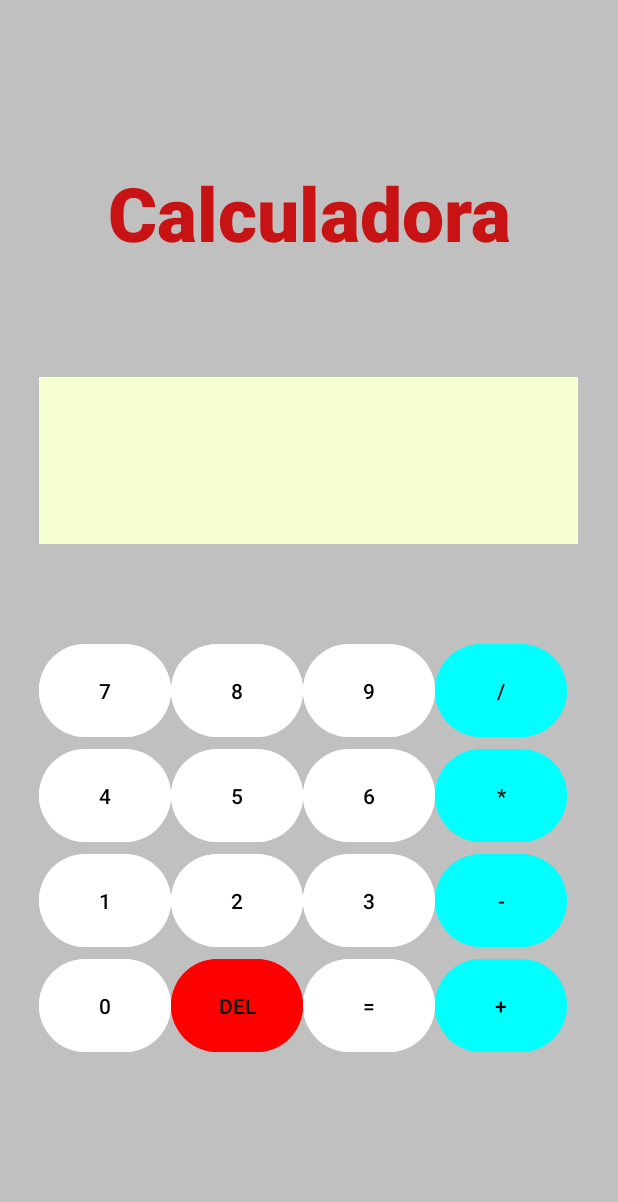
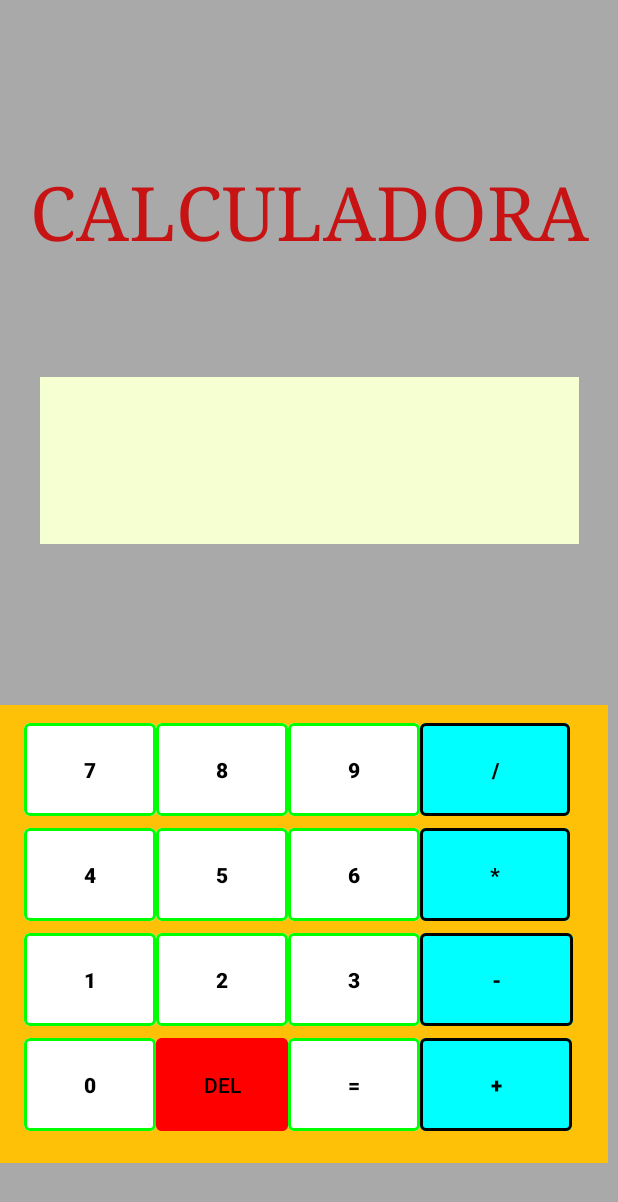
Before and after one commit to Yonsn76-ux/calculadora, an Android app: the screen it shows after launch (MainActivity), on a phone screen of 412 x 824 dp. Shown: the top 1202 px of the screen. Run offline under Robolectric (Android 15) with nearby library versions, the phone set to English and light mode, and no system bars.

Commit message:
Diseño Cambiado

```diff
--- a/app/src/main/res/layout/activity_main.xml
+++ b/app/src/main/res/layout/activity_main.xml
@@ -3,9 +3,9 @@
     xmlns:app="http://schemas.android.com/apk/res-auto"
     xmlns:tools="http://schemas.android.com/tools"
     android:id="@+id/main"
-    android:background="@color/plateado"
     android:layout_width="match_parent"
     android:layout_height="match_parent"
+    android:background="@color/gris_oscuro"
     tools:context=".MainActivity">
 
 
@@ -14,8 +14,8 @@
         android:layout_width="404dp"
         android:layout_height="71dp"
         android:layout_marginTop="108dp"
-        android:fontFamily="sans-serif-black"
-        android:text="Calculadora Básica"
+        android:fontFamily="fantasy"
+        android:text="CALCULADORA"
         android:textAlignment="center"
         android:textColor="#C71313"
         android:textSize="50sp"
@@ -34,18 +34,32 @@
         android:background="#f5ffd2"
         android:gravity="end|center_vertical"
         android:padding="8dp"
-
         android:textSize="36sp"
         android:textStyle="bold|italic"
+
+
         app:layout_constraintEnd_toEndOf="parent"
-        app:layout_constraintHorizontal_bias="0.489"
+        app:layout_constraintHorizontal_bias="0.5"
         app:layout_constraintStart_toStartOf="parent"
-        app:layout_constraintTop_toBottomOf="@+id/textView" />
+        app:layout_constraintTop_toBottomOf="@+id/textView"
+        app:strokeColor="@color/verde"
+        app:strokeWidth="23dp" />
+
+    <FrameLayout
+        android:layout_width="405dp"
+        android:layout_height="305dp"
+        android:layout_marginTop="437dp"
+        android:layout_marginBottom="16dp"
+        android:background="#FFC107"
+        app:layout_constraintBottom_toBottomOf="parent"
+        app:layout_constraintTop_toTopOf="parent"
+        tools:ignore="MissingConstraints"
+        tools:layout_editor_absoluteX="16dp">
 
         <GridLayout
-        android:layout_width="360dp"
+            android:layout_width="399dp"
 
-        android:layout_height="350dp"
+            android:layout_height="344dp"
             android:layout_marginStart="16dp"
             android:layout_marginTop="8dp"
             android:layout_marginEnd="16dp"
@@ -61,101 +75,177 @@
                 android:id="@+id/n7"
                 android:layout_height="70dp"
                 android:backgroundTint="@color/white"
+                android:fontFamily="sans-serif-black"
                 android:text="7"
-            android:textColor="@color/black" />
+                android:textColor="@color/black"
+                app:cornerRadius="4dp"
+                app:rippleColor="@color/gris"
+                app:strokeColor="@color/verde"
+                app:strokeWidth="2sp"
+
+                />
 
 
             <Button
                 android:id="@+id/n8"
                 android:layout_height="70dp"
                 android:backgroundTint="@color/white"
+                android:fontFamily="sans-serif-black"
                 android:text="8"
-            android:textColor="@color/black" />
+                android:textColor="@color/black"
+                app:cornerRadius="4dp"
+                app:rippleColor="@color/gris"
+                app:strokeColor="@color/verde"
+                app:strokeWidth="2sp" />
 
             <Button
                 android:id="@+id/n9"
                 android:layout_height="70dp"
+                android:layout_row="0"
+                android:layout_column="2"
                 android:backgroundTint="@color/white"
+                android:fontFamily="sans-serif-black"
                 android:text="9"
-            android:textColor="@color/black" />
+                android:textColor="@color/black"
+                app:cornerRadius="4dp"
+                app:rippleColor="@color/gris"
+                app:strokeColor="@color/verde"
+                app:strokeWidth="2sp" />
 
             <Button
                 android:id="@+id/div"
+                android:layout_width="100dp"
                 android:layout_height="70dp"
                 android:backgroundTint="@color/cian"
+                android:fontFamily="sans-serif-black"
                 android:text="/"
-            android:textColor="@color/black" />
+                android:textColor="@color/black"
+                app:cornerRadius="4dp"
+                app:rippleColor="@color/teal"
+                app:strokeColor="@color/black"
+                app:strokeWidth="2sp" />
+
 
             <Button
                 android:id="@+id/n4"
                 android:layout_height="70dp"
                 android:backgroundTint="@color/white"
+                android:fontFamily="sans-serif-black"
                 android:text="4"
-            android:textColor="@color/black" />
+                android:textColor="@color/black"
+                app:cornerRadius="4dp"
+                app:rippleColor="@color/gris"
+                app:strokeColor="@color/verde"
+                app:strokeWidth="2sp" />
 
             <Button
                 android:id="@+id/n5"
                 android:layout_height="70dp"
                 android:backgroundTint="@color/white"
+                android:fontFamily="sans-serif-black"
                 android:text="5"
-            android:textColor="@color/black" />
+                android:textColor="@color/black"
+                app:cornerRadius="4dp"
+                app:rippleColor="@color/gris"
+                app:strokeColor="@color/verde"
+                app:strokeWidth="2sp" />
 
             <Button
                 android:id="@+id/n6"
                 android:layout_height="70dp"
                 android:backgroundTint="@color/white"
+                android:fontFamily="sans-serif-black"
                 android:text="6"
-            android:textColor="@color/black" />
+                android:textColor="@color/black"
+                app:cornerRadius="4dp"
+                app:rippleColor="@color/gris"
+                app:strokeColor="@color/verde"
+                app:strokeWidth="2sp" />
 
             <Button
                 android:id="@+id/mult"
+                android:layout_width="100dp"
                 android:layout_height="70dp"
                 android:backgroundTint="@color/cian"
+                android:fontFamily="sans-serif-black"
                 android:text="*"
                 android:textColor="@color/black"
-            android:textColorLink="#D6CFCA" />
+                android:textColorLink="#D6CFCA"
+                app:cornerRadius="4dp"
+                app:rippleColor="@color/teal"
+                app:strokeColor="@color/black"
+                app:strokeWidth="2sp" />/>
 
             <Button
                 android:id="@+id/n1"
                 android:layout_height="70dp"
                 android:backgroundTint="@color/white"
+                android:fontFamily="sans-serif-black"
                 android:text="1"
-            android:textColor="@color/black" />
+                android:textColor="@color/black"
+                app:cornerRadius="4dp"
+                app:rippleColor="@color/gris"
+                app:strokeColor="@color/verde"
+                app:strokeWidth="2sp" />
 
             <Button
                 android:id="@+id/n2"
                 android:layout_height="70dp"
                 android:backgroundTint="@color/white"
+                android:fontFamily="sans-serif-black"
                 android:text="2"
-            android:textColor="@color/black" />
+                android:textColor="@color/black"
+                app:cornerRadius="4dp"
+                app:rippleColor="@color/gris"
+                app:strokeColor="@color/verde"
+                app:strokeWidth="2sp" />
 
             <Button
                 android:id="@+id/n3"
                 android:layout_height="70dp"
                 android:backgroundTint="@color/white"
+                android:fontFamily="sans-serif-black"
                 android:text="3"
-            android:textColor="@color/black" />
+                android:textColor="@color/black"
+                app:cornerRadius="4dp"
+                app:rippleColor="@color/gris"
+                app:strokeColor="@color/verde"
+                app:strokeWidth="2sp" />
 
             <Button
                 android:id="@+id/rest"
+                android:layout_width="102dp"
                 android:layout_height="70dp"
                 android:backgroundTint="@color/cian"
+                android:fontFamily="sans-serif-black"
                 android:text="-"
-            android:textColor="@color/black" />
+                android:textColor="@color/black"
+                app:cornerRadius="4dp"
+                app:rippleColor="@color/teal"
+                app:strokeColor="@color/black"
+                app:strokeWidth="2sp" />
+
 
             <Button
                 android:id="@+id/n0"
                 android:layout_height="70dp"
                 android:backgroundTint="@color/white"
+                android:fontFamily="sans-serif-black"
                 android:text="0"
-            android:textColor="@color/black" />
+                android:textColor="@color/black"
+                app:cornerRadius="4dp"
+                app:rippleColor="@color/gris"
+                app:strokeColor="@color/verde"
+                app:strokeWidth="2sp" />
 
             <Button
                 android:id="@+id/DEL"
                 android:layout_height="70dp"
                 android:backgroundTint="@color/rojo"
                 android:text="DEL"
-            android:textColor="@color/black" />
+                android:textColor="@color/black"
+                app:cornerRadius="4dp"
+                app:rippleColor="@color/rosa" />
 
             <Button
                 android:id="@+id/igu"
@@ -163,20 +253,33 @@
                 android:width="22dp"
                 android:backgroundTint="@color/white"
                 android:color="@color/verde"
+                android:fontFamily="sans-serif-black"
                 android:text="="
                 android:textColor="@color/black"
+                app:cornerRadius="4dp"
+                app:rippleColor="@color/gris"
+                app:strokeColor="@color/verde"
+                app:strokeWidth="2sp"
+
 
                 />
 
 
             <Button
                 android:id="@+id/sum"
-            android:layout_width="wrap_content"
+                android:layout_width="101dp"
                 android:layout_height="70dp"
                 android:backgroundTint="@color/cian"
+                android:fontFamily="sans-serif-black"
                 android:text="+"
-            android:textColor="@color/black" />
+                android:textColor="@color/black"
+                app:cornerRadius="4dp"
+                app:rippleColor="@color/teal"
+                app:strokeColor="@color/black"
+                app:strokeWidth="2sp" />
+
 
         </GridLayout>
+    </FrameLayout>
 
 </androidx.constraintlayout.widget.ConstraintLayout>
--- a/app/src/main/res/values/colors.xml
+++ b/app/src/main/res/values/colors.xml
@@ -23,5 +23,6 @@
     <color name="violeta">#EE82EE</color>
     <color name="dorado">#FFD700</color>
     <color name="plateado">#C0C0C0</color>
+    <color name="beige">#F5F5DC</color>
 
 </resources>
```
Lines whose indentation alone changed are shown as unchanged.
